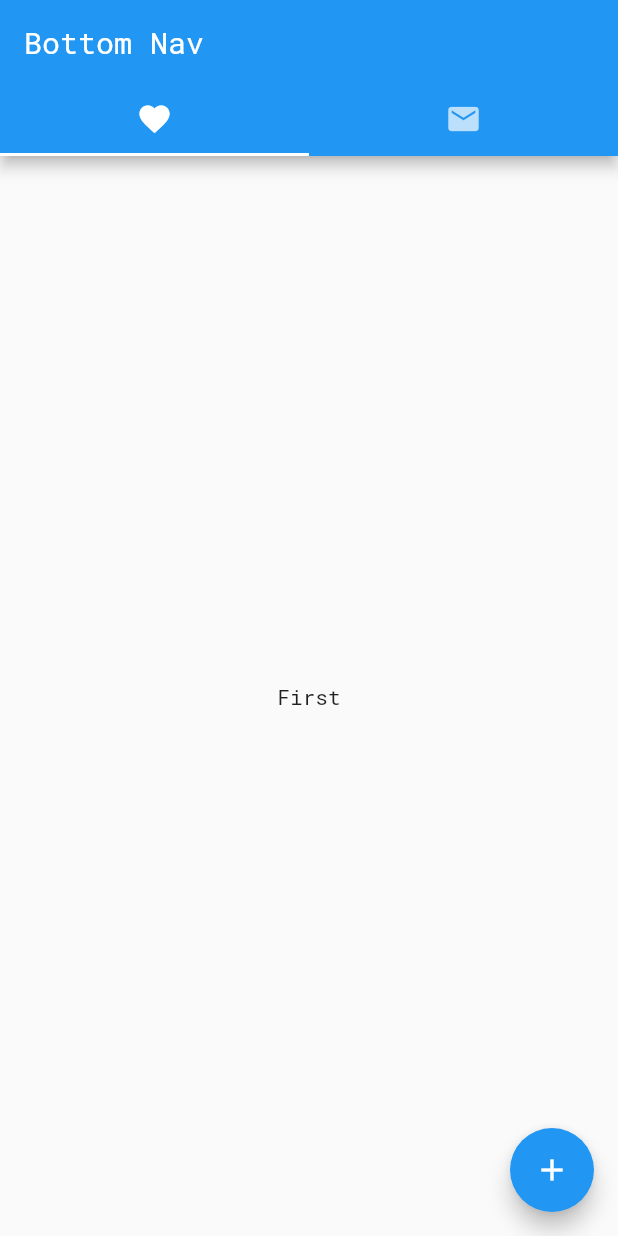
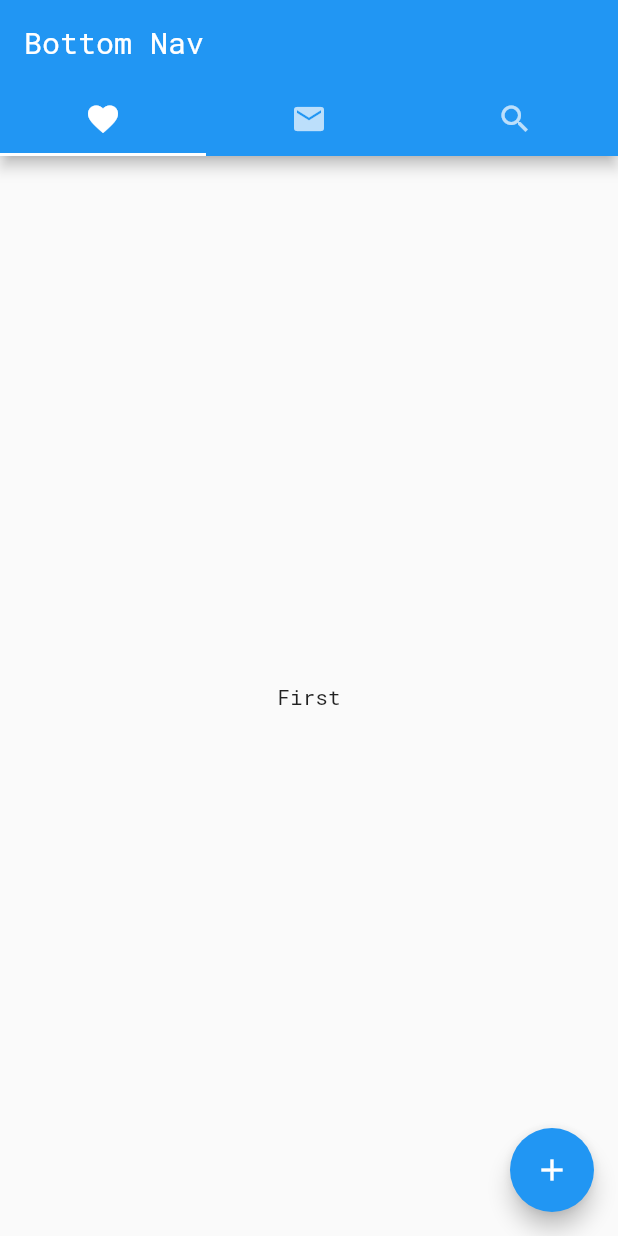
Before and after one commit to atul000/flutter-bottom_navigationbar, a Flutter app: the screen it shows after launch, on a phone screen of 412 x 824 dp. Run offline on Flutter 3.47's test engine with Material 2 defaults, Android fonts, the phone set to English and light mode, and no system bars.

Commit message:
version 7

```diff
--- a/lib/main.dart
+++ b/lib/main.dart
@@ -25,7 +25,7 @@ class _HomePageState extends State<HomePage>
   @override
   void initState() {
     super.initState();
-    tabController = new TabController(length: 2, vsync: this);
+    tabController = new TabController(length: 3, vsync: this);
   }
 
   @override
@@ -47,12 +47,19 @@ class _HomePageState extends State<HomePage>
               ),
               new Tab(
                 icon: new Icon(Icons.email),
+              ),
+              new Tab(
+                icon: new Icon(Icons.search),
               )
             ],
           ),
         ),
         body: new TabBarView(
-          children: <Widget>[new NewPage("First"), new NewPage("Second")],
+          children: <Widget>[
+            new NewPage("First"),
+            new NewPage("Second"),
+            new NewPage("three")
+          ],
           controller: tabController,
         ),
         floatingActionButton: new FloatingActionButton(
```
Also changed, not shown: nav.jpg (deleted), tab.jpg (added).
